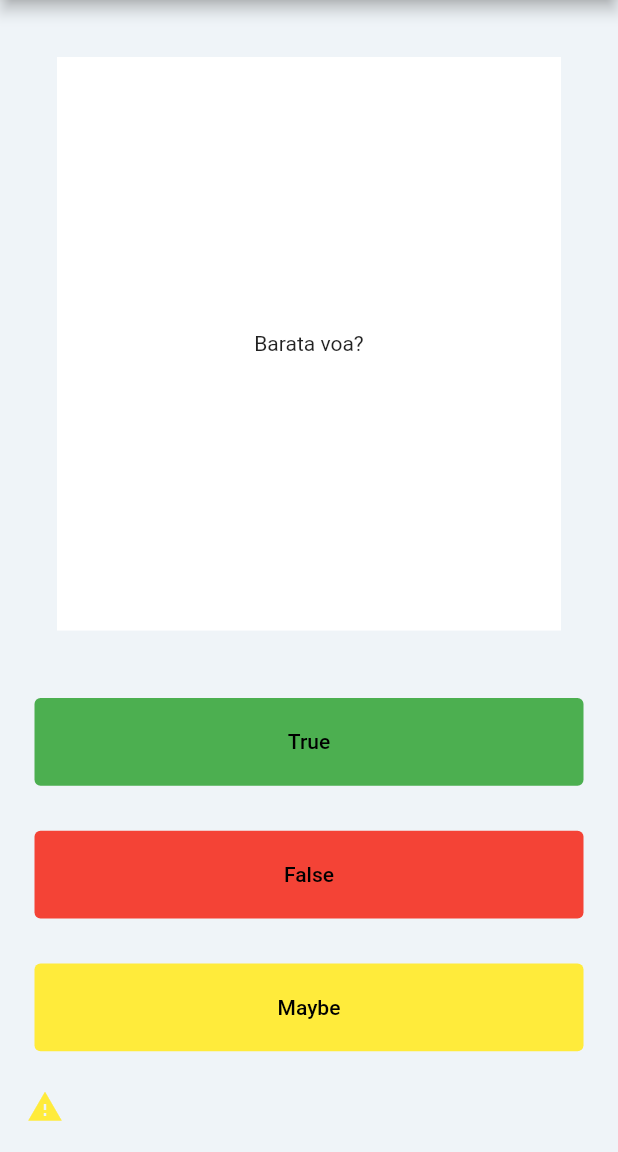
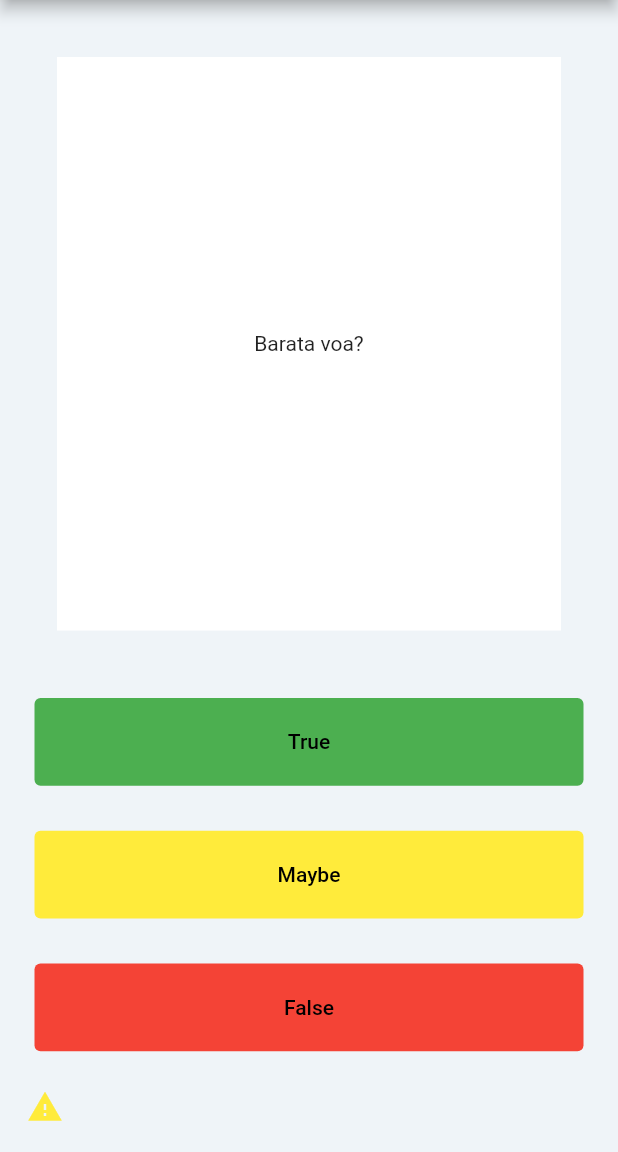
Before and after one commit to phelyppe-matheus/Quizzler-PDM-2022, a Flutter app: the screen it shows after launch, after a tap on "Maybe", on a phone screen of 412 x 824 dp, the part 84-1236 px from its top. Run offline on Flutter 3.47's test engine with Material 2 defaults, Android fonts, the phone set to English and light mode, and no system bars.

Commit message:
Maybe button in the middle

```diff
--- a/lib/main.dart
+++ b/lib/main.dart
@@ -76,6 +76,18 @@ class _QuizPageState extends State<QuizPage> {
             ),
             Expanded(
               flex: 2,
+              child: SizedBox(
+                width: double.infinity,
+                child: Padding(
+                  padding: const EdgeInsets.all(15.0),
+                  child: answerButton(Colors.yellow, 'Maybe', onPressed: () {
+                    score.add(nonAnswered);
+                  }),
+                ),
+              ),
+            ),
+            Expanded(
+              flex: 2,
               child: Padding(
                 padding: const EdgeInsets.all(15.0),
                 child: SizedBox(
@@ -86,18 +98,6 @@ class _QuizPageState extends State<QuizPage> {
                     } else {
                       score.add(wrongAnswer);
                     }
-                  }),
-                ),
-              ),
-            ),
-            Expanded(
-              flex: 2,
-              child: SizedBox(
-                width: double.infinity,
-                child: Padding(
-                  padding: const EdgeInsets.all(15.0),
-                  child: answerButton(Colors.yellow, 'Maybe', onPressed: () {
-                    score.add(nonAnswered);
                   }),
                 ),
               ),
```
